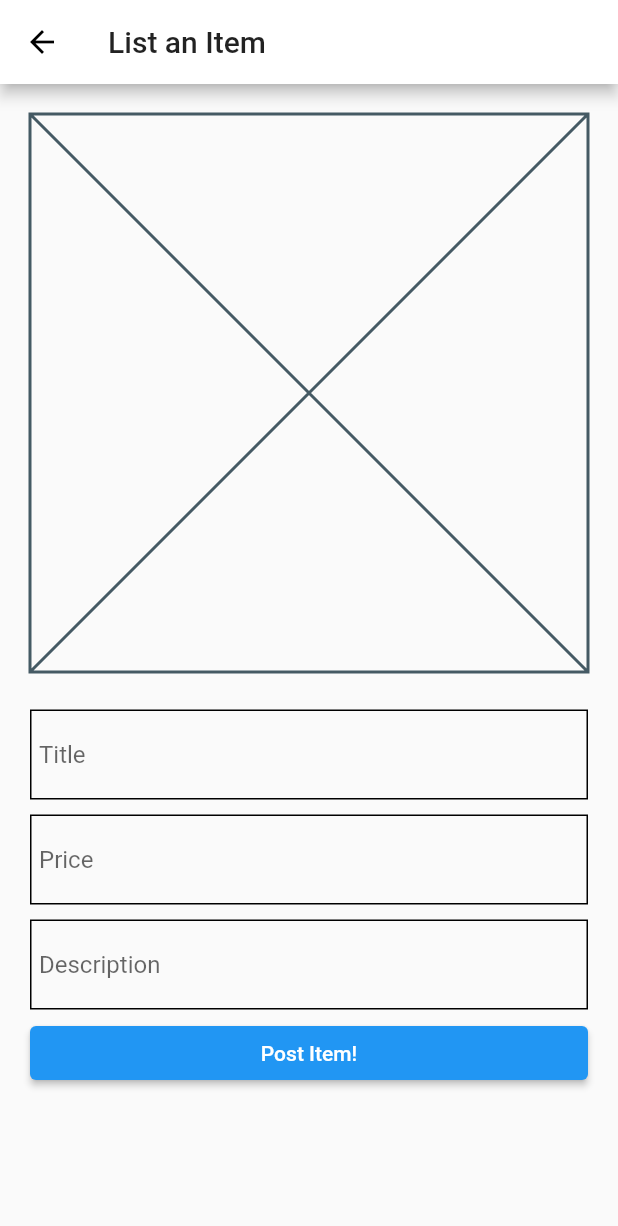
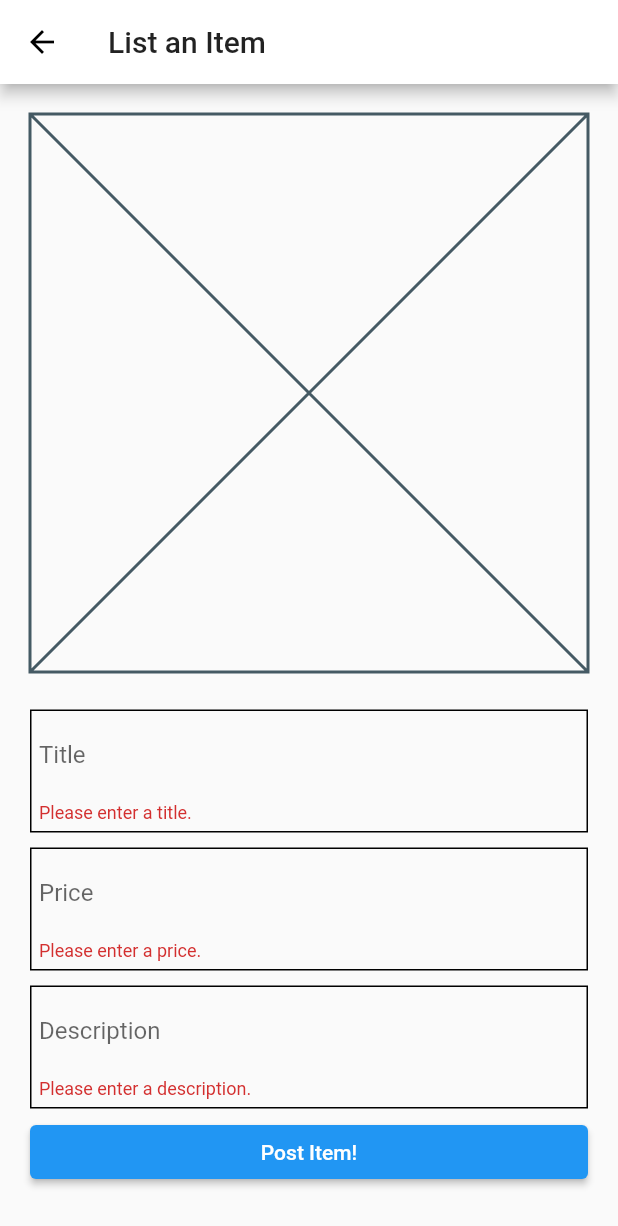
Before and after one commit to BenWichser/cs467SaveCraigslist, a Flutter app: the ListItemScreen screen opened directly, after a tap on "Post Item!", on a phone screen of 412 x 824 dp. Shown: the top 1226 px of the screen. Run offline on Flutter 3.47's test engine with Material 2 defaults, Android fonts, the phone set to English and light mode, and no system bars; network calls fail.

Commit message:
Added verification for item posting

```diff
--- a/save_craigslist_ui/lib/screens/item_screen.dart
+++ b/save_craigslist_ui/lib/screens/item_screen.dart
@@ -10,7 +10,8 @@ class ItemScreen extends StatelessWidget {
   Widget build(BuildContext context) {
     return Scaffold(
       appBar: AppBar(title: Text(item.title)),
-      body: Column(
+      body: SingleChildScrollView(
+          child: Column(
           crossAxisAlignment: CrossAxisAlignment.start,
           children: [
             itemPhotos(),
@@ -18,6 +19,7 @@ class ItemScreen extends StatelessWidget {
             itemDescription(item),
             sellerSection()
           ]
+        )
       )
     );
   }
@@ -84,7 +86,7 @@ Widget itemDescription(item){
 Widget sellerSection(){
   return SingleChildScrollView(
     child: Padding(
-      padding: EdgeInsets.symmetric(horizontal: 20),
+      padding: EdgeInsets.only(right: 20, left: 20, bottom: 20),
       child: Column(
         crossAxisAlignment: CrossAxisAlignment.start,
         children: [
--- a/save_craigslist_ui/lib/screens/list_item_screen.dart
+++ b/save_craigslist_ui/lib/screens/list_item_screen.dart
@@ -12,7 +12,7 @@ class ListItemScreen extends StatelessWidget {
   Widget build(BuildContext context) {
     return Scaffold(
       appBar: AppBar(title: Text('List an Item')),
-      body: ItemForm()
+      body: ItemForm(),
     );
   }
 }
@@ -55,16 +55,22 @@ class _ItemFormState extends State<ItemForm> {
               width: double.infinity,
               child: ElevatedButton(
                 onPressed: () {
-                  print('Posting Item');
-                  String title = titleController.text;
-                  String price = priceController.text;
-                  String description = descriptionController.text;
 
-                  /* ***************************
-                  Need to add photos, get seller_id and location from current user
+                  if(_formKey.currentState!.validate()){
+                    /* ***************************
+                    Need to add photos, get seller_id and location from current user
 
-                  ***************************** */
-                  postItem(title, price, description);
+                    ***************************** */
+                    postItem(
+                      titleController.text,
+                      priceController.text,
+                      descriptionController.text,
+                      context);
+
+                    //Reset fields and hide keyboard
+                    _formKey.currentState?.reset();
+                    SystemChannels.textInput.invokeMethod('TextInput.hide');
+                  }
                 },
                 child: const Text('Post Item!'),
                 )
@@ -100,7 +106,12 @@ Widget TitleField(TextEditingController titleController){
         decoration: InputDecoration(
           border: InputBorder.none,
           hintText: 'Title',
-        )
+        ),
+        validator: (value) {
+          if (value == null || value.isEmpty){
+            return 'Please enter a title.';
+          }
+        }
       )
     )
   );
@@ -119,7 +130,15 @@ Widget PriceField(TextEditingController priceController){
         decoration: InputDecoration(
           border: InputBorder.none,
           hintText: 'Price',
-        )
+        ),
+      validator: (value) {
+        if (value == null || value.isEmpty){
+          return 'Please enter a price.';
+        }
+        if (!isValidPrice(value)){
+          return 'Please enter a valid price.';
+        }
+      }
       )
     )
   );
@@ -138,13 +157,19 @@ Widget DescriptionField(TextEditingController descriptionController){
         decoration: InputDecoration(
           border: InputBorder.none,
           hintText: 'Description',
-        )
+        ),
+      validator: (value) {
+        if (value == null || value.isEmpty){
+          return 'Please enter a description.';
+        }
+      }
       )
     )
   );
 }
 
-void postItem(String title, String price, String description) async {
+void postItem(String title, String price, String description, BuildContext context) async {
+
   //NEED TO ADD PHOTOS AND LOCATION
   var newItem = {
     'title': title,
@@ -156,13 +181,29 @@ void postItem(String title, String price, String description) async {
   };
 
   var response = await http.post(Uri.parse('${hostURL}:${port}/items'),
-      headers: {
-        "Content-Type": "application/json"
-      },
+      headers: {"Content-Type": "application/json"},
       body: jsonEncode(newItem)
-      );
-      //encoding: Encoding.getByName("utf-8"));
+  );
 
-    print('response: ');
-    //print(jsonDecode(response.body));
+  //If success display success message otherwise display error message.
+  if(response.statusCode == 201){
+    final successBar = SnackBar(content: Text('Thank you for posting this item!'));
+    ScaffoldMessenger.of(context).showSnackBar(successBar);
+  }
+  else {
+    final successBar = SnackBar(content: Text('Error posting item. Please try again.'));
+    ScaffoldMessenger.of(context).showSnackBar(successBar);
+  };
+
 }
+
+bool isValidPrice(String value){
+  try{
+    double.parse(value);
+  }
+  on FormatException{
+    return false;
+  }
+
+  return true;
+}
--- a/save_craigslist_ui/lib/screens/listings_screen.dart
+++ b/save_craigslist_ui/lib/screens/listings_screen.dart
@@ -27,6 +27,7 @@ class _ListingsScreenState extends State<ListingsScreen> {
         builder: (context, snapshot) {
           if (snapshot.hasData){
             dynamic jsonList = snapshot.data;
+            debugPrint(jsonList.body, wrapWidth: 1024);
             List<Item> itemList = convertFromJSONToItemList(jsonDecode(jsonList.body));
             List<ItemDisplay> itemDisplays = createListOfItemDisplays(itemList);
             return ListView(children: itemDisplays);
--- /dev/null
+++ b/save_craigslist_ui/lib/server_url.dart
@@ -0,0 +1,2 @@
+const hostURL = 'http://10.0.2.2';
+const port = '8080';
```
Also changed, not shown: save_craigslist_ui/lib/components/item_display.dart (+7 -2 lines), 1 other file. Lines whose indentation alone changed are shown as unchanged.
